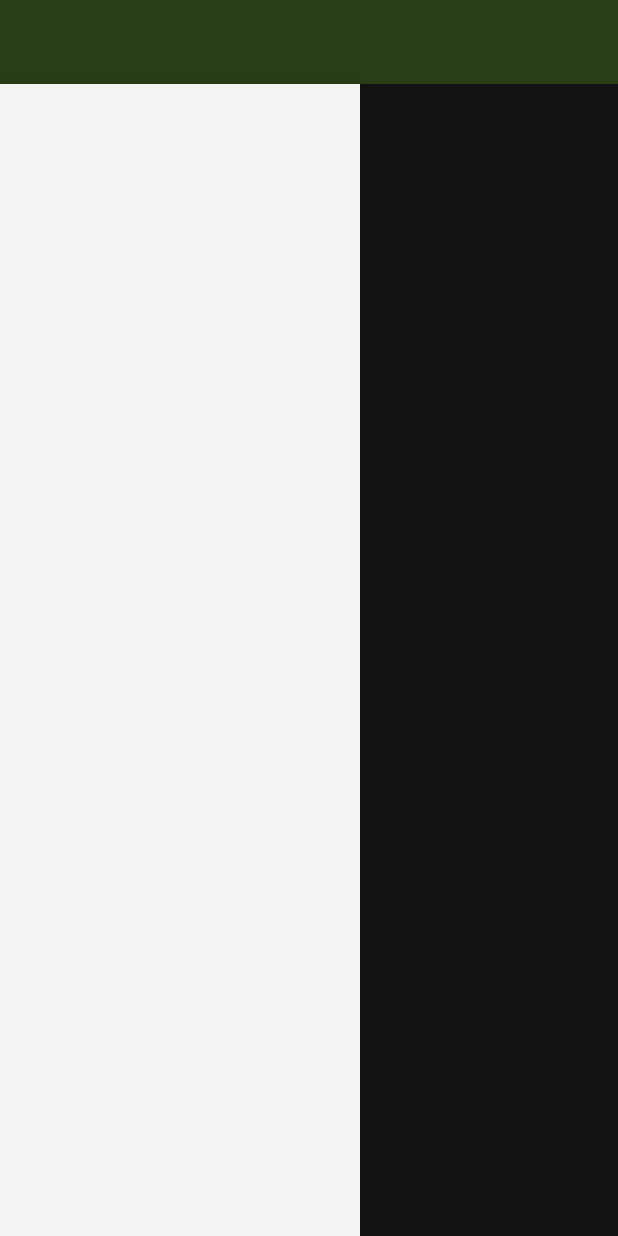
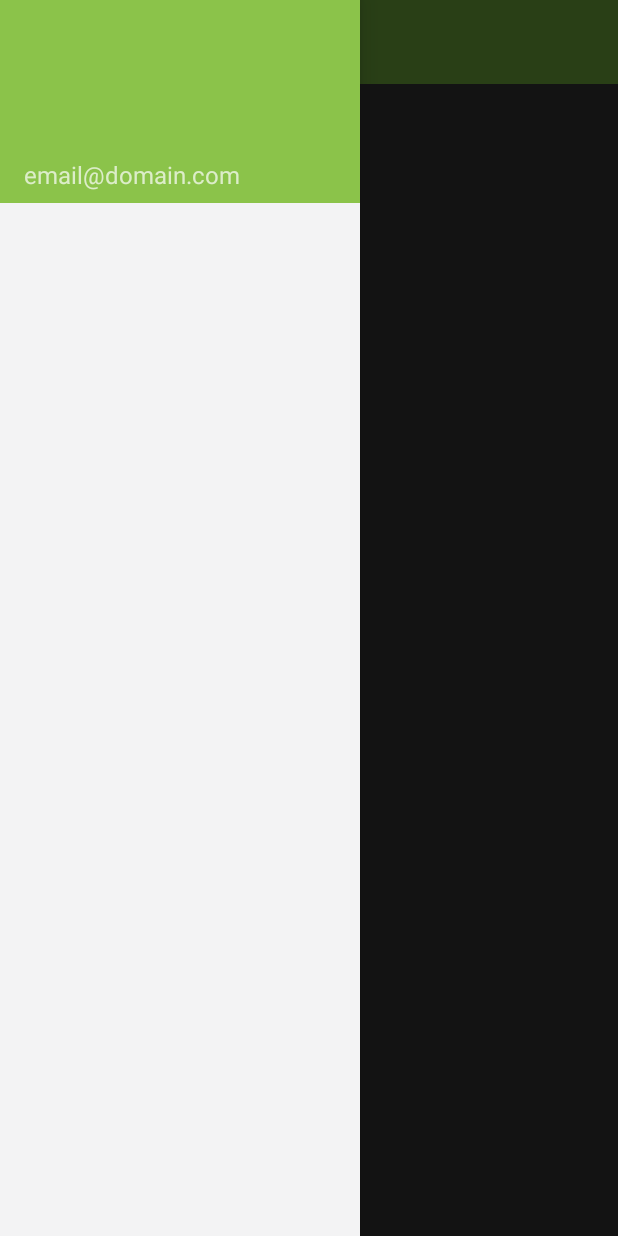
Before and after one commit to antorof/Grouping, an Android app: the prueba_activity screen opened directly, with no data from a screen before it, with the side drawer open, on a phone screen of 412 x 824 dp. Run offline under Robolectric (Android 15) with nearby library versions, the phone set to English and light mode, and no system bars.

Commit message:
Prototipo NavDrawer con parte superior.

```diff
--- a/app/src/main/res/layout/navdrawer.xml
+++ b/app/src/main/res/layout/navdrawer.xml
@@ -1,12 +1,42 @@
 <merge  xmlns:android="http://schemas.android.com/apk/res/android">
 <!-- Menú Lateral -->
-	<LinearLayout
+    <LinearLayout
+    android:id="@+id/drawerm_wrapper"
+    android:layout_width="240dp"
+    android:layout_height="match_parent"
+    android:layout_gravity="start"
+    android:background="@android:color/white"
+    android:orientation="vertical">
+
+    <LinearLayout
+        android:layout_width="fill_parent"
+        android:layout_height="135dp"
+        android:background="@color/primary"
+        android:orientation="vertical"
+        android:gravity="bottom"
+        android:paddingLeft="16dp">
+
+
+        <TextView
+            android:text="email@domain.com"
+            android:layout_width="wrap_content"
+            android:layout_height="wrap_content"
+            android:gravity="end|center_vertical"
+            android:layout_gravity="bottom"
+            android:textSize="16sp"
+            android:paddingBottom="8dp"
+            android:paddingTop="8dp"/>
+
+    </LinearLayout>
+
+    <LinearLayout
         android:id="@+id/navdrawer"
-        android:layout_width="240dp"
-        android:layout_height="match_parent"
+        android:layout_width="fill_parent"
+        android:layout_height="fill_parent"
         android:layout_gravity="start"
-        android:layout_marginTop="56dp"
         android:background="#F3F3F4"
         android:choiceMode="singleChoice"
         android:orientation="vertical" />
+
+</LinearLayout>
 </merge>
```
